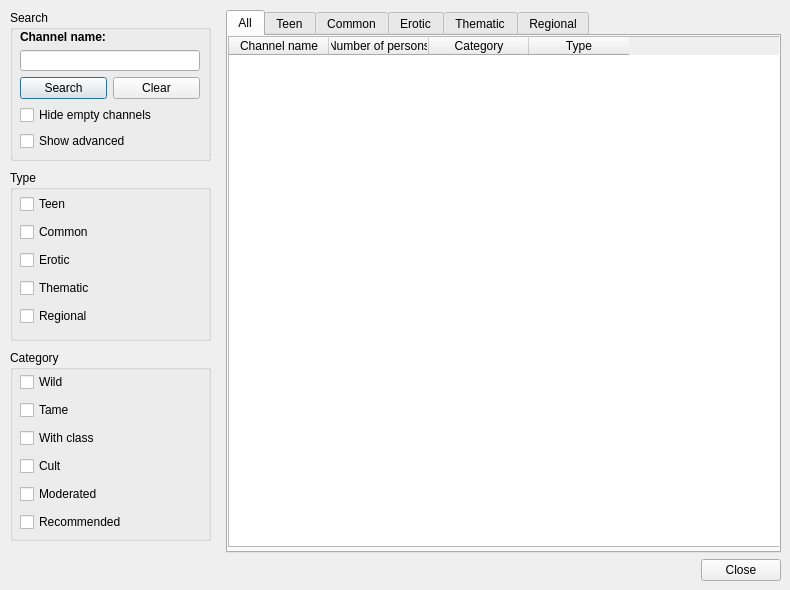
The window that ui/channel_list.ui (gitter-badger/simplechatclient) describes before a commit, drawn with Qt 5.
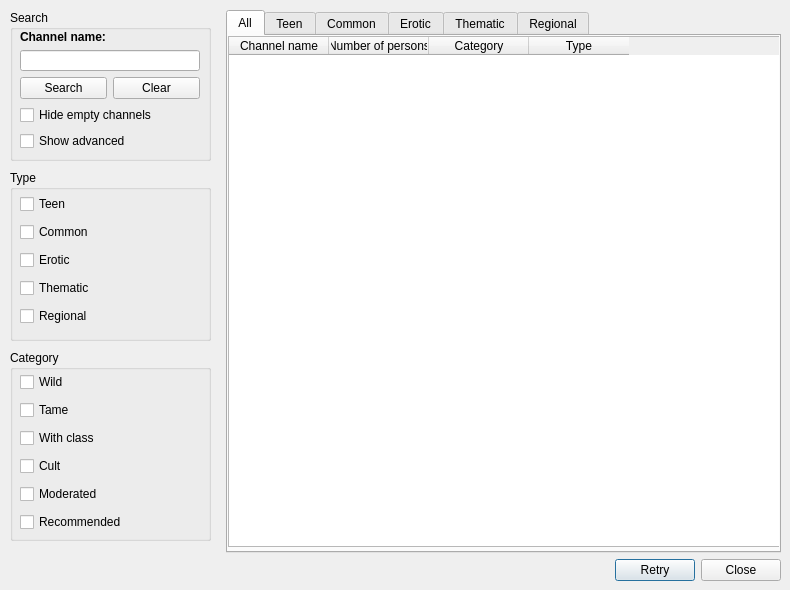
The same window after the commit. Icons and pictures are not drawn.

Commit message: added channel list refresh button

What changed in the file:
```diff
--- a/ui/channel_list.ui
+++ b/ui/channel_list.ui
@@ -617,7 +617,7 @@
     <item>
      <widget class="QDialogButtonBox" name="buttonBox">
       <property name="standardButtons">
-       <set>QDialogButtonBox::Close</set>
+       <set>QDialogButtonBox::Close|QDialogButtonBox::Retry</set>
       </property>
      </widget>
     </item>
```
The commit also changes 3 other files.
